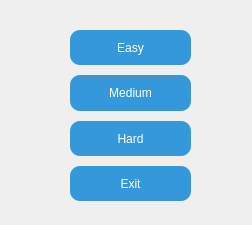
Before: the Qt Designer form app_design/new_game_dialog.ui in FilipTirnanic96/sudoku_application, drawn with Qt 5.
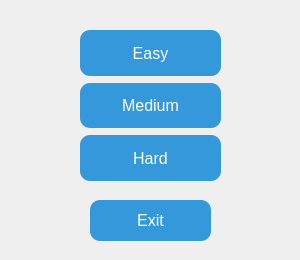
After: the same form once the commit is applied.

Patch:
```diff
--- a/app_design/new_game_dialog.ui
+++ b/app_design/new_game_dialog.ui
@@ -6,37 +6,97 @@
    <rect>
     <x>0</x>
     <y>0</y>
-    <width>252</width>
-    <height>225</height>
+    <width>300</width>
+    <height>260</height>
    </rect>
   </property>
+  <property name="sizePolicy">
+   <sizepolicy hsizetype="Fixed" vsizetype="Fixed">
+    <horstretch>0</horstretch>
+    <verstretch>0</verstretch>
+   </sizepolicy>
+  </property>
+  <property name="minimumSize">
+   <size>
+    <width>300</width>
+    <height>260</height>
+   </size>
+  </property>
+  <property name="maximumSize">
+   <size>
+    <width>300</width>
+    <height>260</height>
+   </size>
+  </property>
   <property name="windowTitle">
    <string>New Game</string>
   </property>
+  <widget class="QPushButton" name="pushButton_Exit">
+   <property name="geometry">
+    <rect>
+     <x>90</x>
+     <y>200</y>
+     <width>121</width>
+     <height>41</height>
+    </rect>
+   </property>
+   <property name="sizePolicy">
+    <sizepolicy hsizetype="Expanding" vsizetype="Expanding">
+     <horstretch>0</horstretch>
+     <verstretch>0</verstretch>
+    </sizepolicy>
+   </property>
+   <property name="maximumSize">
+    <size>
+     <width>16777215</width>
+     <height>16777215</height>
+    </size>
+   </property>
+   <property name="font">
+    <font>
+     <pointsize>12</pointsize>
+    </font>
+   </property>
+   <property name="layoutDirection">
+    <enum>Qt::LeftToRight</enum>
+   </property>
+   <property name="styleSheet">
+    <string notr="true">QPushButton {
+    background-color: #3498db;  /* Blue background */
+    color: white;               /* White text */
+    border-radius: 10px;        /* Adjust this for roundness */
+}</string>
+   </property>
+   <property name="text">
+    <string>Exit</string>
+   </property>
+  </widget>
   <widget class="QWidget" name="">
    <property name="geometry">
     <rect>
-     <x>70</x>
+     <x>80</x>
      <y>30</y>
-     <width>121</width>
-     <height>171</height>
+     <width>141</width>
+     <height>151</height>
     </rect>
    </property>
    <layout class="QVBoxLayout" name="button_layout">
     <property name="spacing">
-     <number>10</number>
-    </property>
-    <property name="sizeConstraint">
-     <enum>QLayout::SetNoConstraint</enum>
+     <number>7</number>
     </property>
     <item>
      <widget class="QPushButton" name="pushButton_Easy">
       <property name="sizePolicy">
-       <sizepolicy hsizetype="Preferred" vsizetype="Preferred">
+       <sizepolicy hsizetype="Expanding" vsizetype="Expanding">
         <horstretch>0</horstretch>
         <verstretch>0</verstretch>
        </sizepolicy>
       </property>
+      <property name="font">
+       <font>
+        <pointsize>12</pointsize>
+       </font>
+      </property>
       <property name="styleSheet">
        <string notr="true">QPushButton {
     background-color: #3498db;  /* Blue background */
@@ -52,11 +112,16 @@
     <item>
      <widget class="QPushButton" name="pushButton_Medium">
       <property name="sizePolicy">
-       <sizepolicy hsizetype="Preferred" vsizetype="Preferred">
+       <sizepolicy hsizetype="Expanding" vsizetype="Expanding">
         <horstretch>0</horstretch>
         <verstretch>0</verstretch>
        </sizepolicy>
       </property>
+      <property name="font">
+       <font>
+        <pointsize>12</pointsize>
+       </font>
+      </property>
       <property name="styleSheet">
        <string notr="true">QPushButton {
     background-color: #3498db;  /* Blue background */
@@ -72,11 +137,16 @@
     <item>
      <widget class="QPushButton" name="pushButton_Hard">
       <property name="sizePolicy">
-       <sizepolicy hsizetype="Preferred" vsizetype="Preferred">
+       <sizepolicy hsizetype="Expanding" vsizetype="Expanding">
         <horstretch>0</horstretch>
         <verstretch>0</verstretch>
        </sizepolicy>
       </property>
+      <property name="font">
+       <font>
+        <pointsize>12</pointsize>
+       </font>
+      </property>
       <property name="styleSheet">
        <string notr="true">QPushButton {
     background-color: #3498db;  /* Blue background */
@@ -89,26 +159,6 @@
       </property>
      </widget>
     </item>
-    <item>
-     <widget class="QPushButton" name="pushButton_Exit">
-      <property name="sizePolicy">
-       <sizepolicy hsizetype="Preferred" vsizetype="Preferred">
-        <horstretch>0</horstretch>
-        <verstretch>0</verstretch>
-       </sizepolicy>
-      </property>
-      <property name="styleSheet">
-       <string notr="true">QPushButton {
-    background-color: #3498db;  /* Blue background */
-    color: white;               /* White text */
-    border-radius: 10px;        /* Adjust this for roundness */
-}</string>
-      </property>
-      <property name="text">
-       <string>Exit</string>
-      </property>
-     </widget>
-    </item>
    </layout>
   </widget>
  </widget>
```
Left out of the diff: 2 changed lines with no effect on the pictures.
